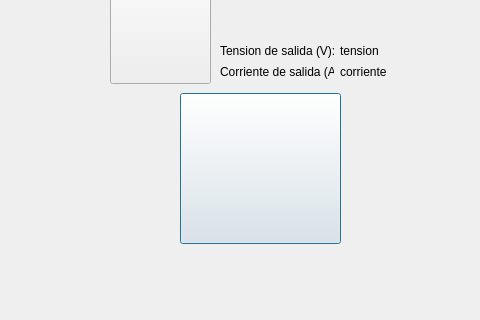
The window that estadored.ui (arukagiri/interfazLAC) describes before a commit, drawn with Qt 5; both pictures show x 0 to 480 and y 167 to 487 of the 939 by 487 pixel window.
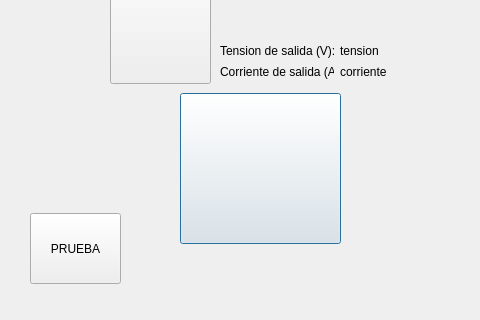
The same window after the commit. Icons and pictures are not drawn.

Patch:
```diff
--- a/estadored.ui
+++ b/estadored.ui
@@ -412,6 +412,19 @@
     </item>
    </layout>
   </widget>
+  <widget class="QPushButton" name="pushButton">
+   <property name="geometry">
+    <rect>
+     <x>30</x>
+     <y>380</y>
+     <width>91</width>
+     <height>71</height>
+    </rect>
+   </property>
+   <property name="text">
+    <string>PRUEBA</string>
+   </property>
+  </widget>
  </widget>
  <resources>
   <include location="imagenes.qrc"/>
```
Left out of the diff: 6 changed lines with no effect on the pictures.
